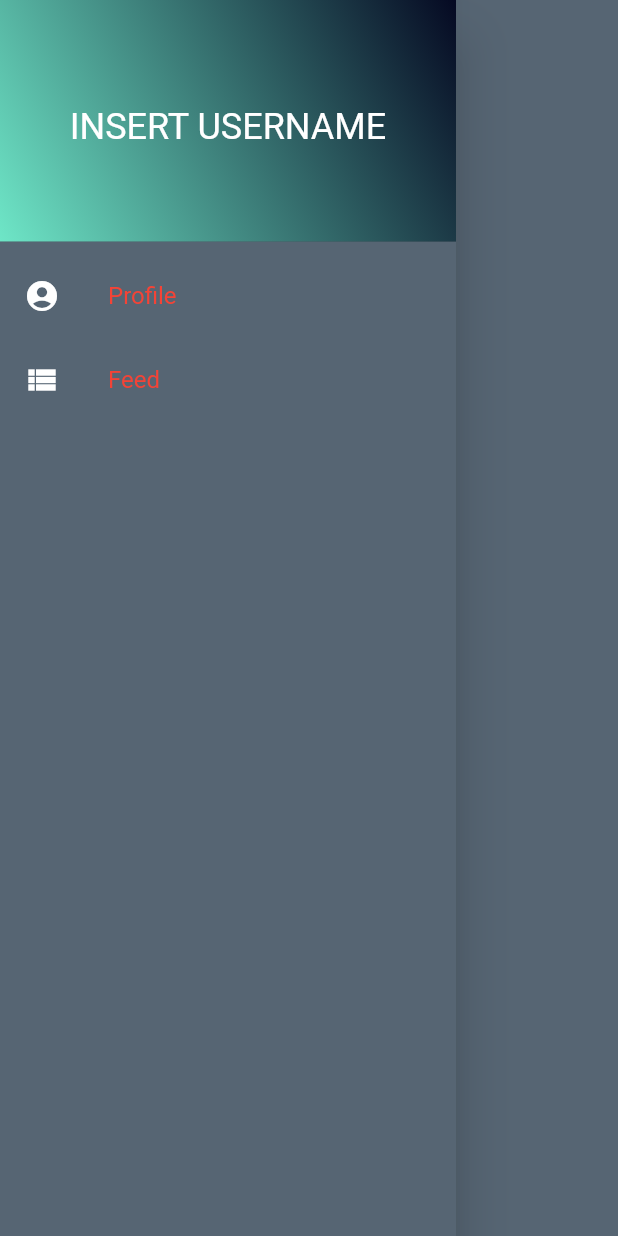
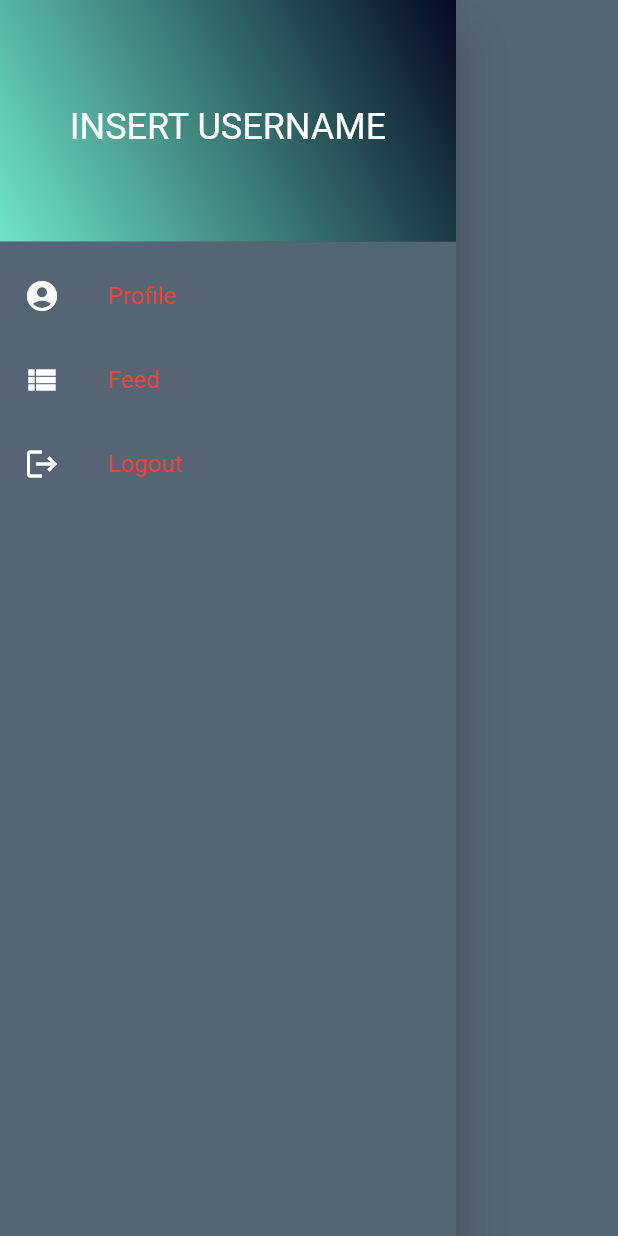
Before and after one commit to FuzzyNovaGoblin/Tweter, a Flutter app: the MainDrawer widget shown alone on an empty page, opened directly, on a phone screen of 412 x 824 dp. Run offline on Flutter 3.47's test engine with Material 2 defaults, Android fonts, the phone set to English and light mode, and no system bars; our stand-ins replace flutter_login, tuple; network calls fail.

```diff
--- a/lib/UX/MainDrawer.dart
+++ b/lib/UX/MainDrawer.dart
@@ -13,7 +13,10 @@ class MainDrawer extends StatelessWidget {
             DrawerHeader(
               decoration: BoxDecoration(
                 color: Colors.blue,
-                gradient: LinearGradient(begin: Alignment.bottomLeft, end: Alignment.topRight, colors: [Color(0xFF6EE6C7), Color(0xFF050922)]),
+                gradient: LinearGradient(
+                    begin: Alignment.bottomLeft,
+                    end: Alignment.topRight,
+                    colors: [Color(0xFF6EE6C7), Color(0xFF050922)]),
               ),
               child: Center(
                 child: Text(
@@ -37,6 +40,12 @@ class MainDrawer extends StatelessWidget {
                 Navigator.pop(context);
               },
             ),
+            ListTile(
+                leading: Icon(Icons.logout, color: Colors.white),
+                title: Text('Logout'),
+                onTap: () {
+                  Navigator.pop(context);
+                })
           ],
         ),
       ),
--- a/lib/main.dart
+++ b/lib/main.dart
@@ -1,12 +1,12 @@
 import 'package:flutter/material.dart';
-import 'HomePage.dart';
+import 'LoginPage.dart';
 
 Color mainColor = Color(0xFF6EE6C7);
 Color darkColor = Color(0xFF566573);
 Color darkRed = Color(0xFFA51818);
 
 MaterialApp baseApp = MaterialApp(
-  home: HomePage(),
+  home: LoginPage(),
   theme: ThemeData(
     accentColor: mainColor,
     scaffoldBackgroundColor: darkColor,
--- a/pubspec.yaml
+++ b/pubspec.yaml
@@ -13,6 +13,7 @@ dependencies:
     sdk: flutter
   http: ^0.13.1
   tuple: ^2.0.0
+  flutter_login: ^1.1.0
 
 dev_dependencies:
   flutter_test:
```
Also changed, not shown: lib/LoginPage.dart (added, +11 -0 lines), pubspec.lock.
